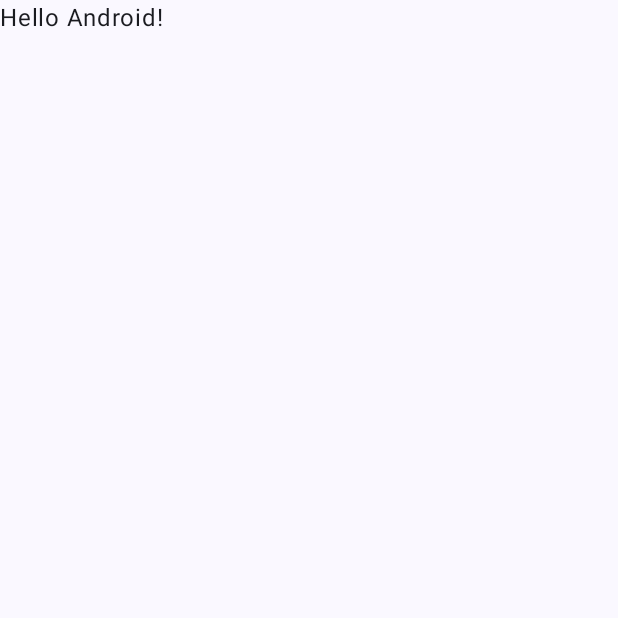
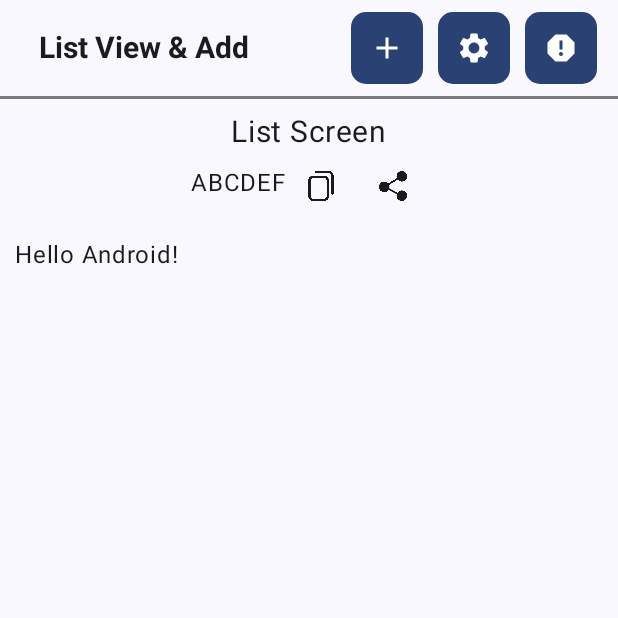
Before and after one commit to solutionsaint/common-library, an Android app built with Jetpack Compose: the screen it shows after launch (MainActivity), on a phone screen of 412 x 824 dp, the top half of it. Before the commit the part shown is almost empty. Run offline under Robolectric (Android 15) with nearby library versions, the phone set to English and light mode, and no system bars; pictures from the network do not load.

Commit message:
Implemented enquiry app support in list screen

```diff
--- a/app/build.gradle.kts
+++ b/app/build.gradle.kts
@@ -66,4 +66,5 @@ dependencies {
     androidTestImplementation(libs.androidx.ui.test.junit4)
     debugImplementation(libs.androidx.ui.tooling)
     debugImplementation(libs.androidx.ui.test.manifest)
+    implementation(project(":common"))
 }
--- a/app/src/main/java/com/techlambda/common/MainActivity.kt
+++ b/app/src/main/java/com/techlambda/common/MainActivity.kt
@@ -6,11 +6,13 @@ import androidx.activity.compose.setContent
 import androidx.activity.enableEdgeToEdge
 import androidx.compose.foundation.layout.fillMaxSize
 import androidx.compose.foundation.layout.padding
+import androidx.compose.material3.MaterialTheme
 import androidx.compose.material3.Scaffold
 import androidx.compose.material3.Text
 import androidx.compose.runtime.Composable
 import androidx.compose.ui.Modifier
 import androidx.compose.ui.tooling.preview.Preview
+import com.techlambda.common.ui.CommonListScreenContent
 import com.techlambda.common.ui.theme.CommonTheme
 
 class MainActivity : ComponentActivity() {
@@ -20,10 +22,21 @@ class MainActivity : ComponentActivity() {
         setContent {
             CommonTheme {
                 Scaffold(modifier = Modifier.fillMaxSize()) { innerPadding ->
-                    Greeting(
-                        name = "Android",
-                        modifier = Modifier.padding(innerPadding)
-                    )
+                    CommonListScreenContent(
+                        context = this,
+                        name = "List Screen",
+                        isAdmin = true,
+                        navigateToAddScreen = {},
+                        uniqueId = "ABCDEF",
+                        navigateToSettingScreen = {},
+                        list = listOf("Hello"),
+                        topAppBarBackgroundColor = MaterialTheme.colorScheme.primary
+                    ) {
+                        Greeting(
+                            name = "Android",
+                            modifier = Modifier.padding(innerPadding)
+                        )
+                    }
                 }
             }
         }
--- a/common/src/main/java/com/techlambda/common/ui/CommonComposable.kt
+++ b/common/src/main/java/com/techlambda/common/ui/CommonComposable.kt
@@ -1,5 +1,7 @@
 package com.techlambda.common.ui
 
+import android.content.Context
+import android.content.Intent
 import android.net.Uri
 import androidx.compose.foundation.Image
 import androidx.compose.foundation.background
@@ -25,6 +27,7 @@ import androidx.compose.material.icons.filled.Add
 import androidx.compose.material.icons.filled.ArrowDropDown
 import androidx.compose.material.icons.filled.ArrowDropUp
 import androidx.compose.material.icons.filled.Image
+import androidx.compose.material.icons.filled.Report
 import androidx.compose.material.icons.filled.Settings
 import androidx.compose.material.icons.filled.Upload
 import androidx.compose.material3.Button
@@ -66,6 +69,7 @@ import coil.request.ImageRequest
 import com.techlambda.attendanceapp.ui.common.ImageSelectionDialog
 import com.techlambda.common.R
 import com.techlambda.common.utils.ImageSelectionDialog
+import com.techlambda.common.utils.showToast
 
 @Composable
 fun CardText(
@@ -234,6 +238,7 @@ fun CustomTopAppBar(
     isListScreen: Boolean,
     isEdit: Boolean,
     isAdmin: Boolean,
+    context: Context,
     backgroundColor: Color,
     navigateToAddScreen: () -> Unit,
     navigateToSettingScreen: () -> Unit,
@@ -268,6 +273,11 @@ fun CustomTopAppBar(
                                     tint = Color.White
                                 )
                             }
+                        } else if(!isListScreen) {
+                            TextButton(onClick = { navigateToBack() }) {
+                                Text(text = "Cancel", fontWeight = FontWeight.SemiBold)
+                            }
+                        }
                         Spacer(modifier = Modifier.width(10.dp))
                         IconButton(modifier = Modifier
                             .clip(
@@ -283,10 +293,28 @@ fun CustomTopAppBar(
                                 tint = Color.White
                             )
                         }
+                        Spacer(modifier = Modifier.width(10.dp))
+                        IconButton(modifier = Modifier
+                            .clip(
+                                RoundedCornerShape(10.dp)
+                            )
+                            .background(color = backgroundColor),
+                            onClick = {
+                                val deepLinkUri = Uri.parse("myapp://raise_enquiry/owner")
+                                val intent = Intent(Intent.ACTION_VIEW, deepLinkUri)
+
+                                // Check if there is an app that can handle this deep link
+                                if (intent.resolveActivity(context.packageManager) != null) {
+                                    context.startActivity(intent)
                                 } else {
-                            TextButton(onClick = { navigateToBack() }) {
-                                Text(text = "Cancel", fontWeight = FontWeight.SemiBold)
+                                    context.showToast("App not install. Please install Enquiry app to raise enquiry")
                                 }
+                            }) {
+                            Icon(
+                                imageVector = Icons.Default.Report,
+                                contentDescription = "Enquiry",
+                                tint = Color.White
+                            )
                         }
                     }
                 },
--- a/common/src/main/java/com/techlambda/common/ui/CommonListComposable.kt
+++ b/common/src/main/java/com/techlambda/common/ui/CommonListComposable.kt
@@ -22,6 +22,7 @@ import androidx.compose.ui.text.AnnotatedString
 import androidx.compose.ui.unit.dp
 import com.techlambda.common.AdminHeader
 import com.techlambda.common.R
+import com.techlambda.common.utils.showToast
 
 @Composable
 fun CommonListScreenContent(
@@ -46,6 +47,7 @@ fun CommonListScreenContent(
             navigateToSettingScreen = navigateToSettingScreen,
             isListScreen = true,
             isEdit = false,
+            context = context,
             navigateToBack = {}
         ) { paddingValues ->
             Column {
@@ -59,8 +61,7 @@ fun CommonListScreenContent(
                         icon2 = R.drawable.ic_share,
                         onIcon1Clicked = {
                             clipboardManager.setText(AnnotatedString(uniqueId))
-                            Toast.makeText(context, "Copied to Clipboard", Toast.LENGTH_SHORT)
-                                .show()
+                            context.showToast("Copied to Clipboard")
                         },
                         onIcon2Clicked = {
                             shareCode = true
```
Lines whose indentation alone changed are shown as unchanged.
